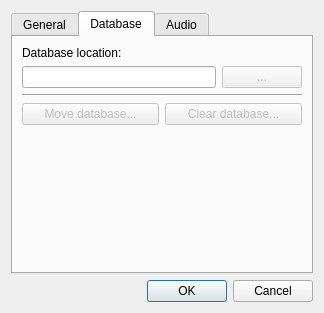
The window that samplebrowsesrc/settings.ui (MaurizioB/SampleBrowse) describes before a commit, drawn with Qt 5.
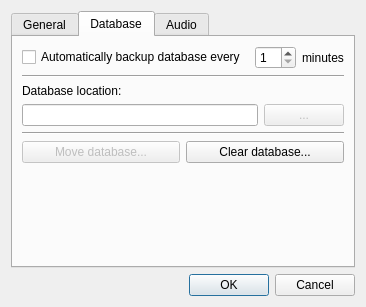
The same window after the commit. The open tabs and pages were chosen to show the change.

Commit message: Dialogs refactoring. Db clearing from settings.

Diff of the .ui file:
```diff
--- a/samplebrowsesrc/settings.ui
+++ b/samplebrowsesrc/settings.ui
@@ -6,8 +6,8 @@
    <rect>
     <x>0</x>
     <y>0</y>
-    <width>324</width>
-    <height>313</height>
+    <width>366</width>
+    <height>307</height>
    </rect>
   </property>
   <property name="windowTitle">
@@ -125,7 +125,14 @@
        <string>Database</string>
       </attribute>
       <layout class="QGridLayout" name="gridLayout_5">
-       <item row="5" column="0">
+       <item row="3" column="0" colspan="2">
+        <widget class="QLabel" name="label_3">
+         <property name="text">
+          <string>Database location:</string>
+         </property>
+        </widget>
+       </item>
+       <item row="8" column="0">
         <spacer name="verticalSpacer_3">
          <property name="orientation">
           <enum>Qt::Vertical</enum>
@@ -138,7 +145,14 @@
          </property>
         </spacer>
        </item>
-       <item row="4" column="0">
+       <item row="6" column="0" colspan="2">
+        <widget class="Line" name="line_2">
+         <property name="orientation">
+          <enum>Qt::Horizontal</enum>
+         </property>
+        </widget>
+       </item>
+       <item row="7" column="0">
         <widget class="QPushButton" name="moveDbBtn">
          <property name="enabled">
           <bool>false</bool>
@@ -148,14 +162,14 @@
          </property>
         </widget>
        </item>
-       <item row="0" column="0" colspan="2">
-        <widget class="QLabel" name="label_3">
+       <item row="7" column="1">
+        <widget class="QPushButton" name="clearDbBtn">
          <property name="text">
-          <string>Database location:</string>
+          <string>Clear database...</string>
          </property>
         </widget>
        </item>
-       <item row="2" column="0" colspan="2">
+       <item row="5" column="0" colspan="2">
         <layout class="QHBoxLayout" name="horizontalLayout">
          <item>
           <widget class="QLineEdit" name="dbPathEdit">
@@ -182,22 +196,52 @@
          </item>
         </layout>
        </item>
-       <item row="3" column="0" colspan="2">
-        <widget class="Line" name="line_2">
+       <item row="2" column="0" colspan="2">
+        <widget class="Line" name="line_3">
          <property name="orientation">
           <enum>Qt::Horizontal</enum>
          </property>
         </widget>
        </item>
-       <item row="4" column="1">
-        <widget class="QPushButton" name="clearDbBtn">
-         <property name="enabled">
-          <bool>false</bool>
-         </property>
-         <property name="text">
-          <string>Clear database...</string>
-         </property>
-        </widget>
+       <item row="0" column="0" colspan="2">
+        <layout class="QHBoxLayout" name="horizontalLayout_2">
+         <item>
+          <widget class="QCheckBox" name="dbBackupChk">
+           <property name="text">
+            <string>Automatically backup database every</string>
+           </property>
+          </widget>
+         </item>
+         <item>
+          <widget class="QSpinBox" name="dbBackupSpin">
+           <property name="sizePolicy">
+            <sizepolicy hsizetype="Maximum" vsizetype="Fixed">
+             <horstretch>0</horstretch>
+             <verstretch>0</verstretch>
+            </sizepolicy>
+           </property>
+           <property name="minimum">
+            <number>1</number>
+           </property>
+           <property name="maximum">
+            <number>60</number>
+           </property>
+          </widget>
+         </item>
+         <item>
+          <widget class="QLabel" name="label_4">
+           <property name="sizePolicy">
+            <sizepolicy hsizetype="Maximum" vsizetype="Preferred">
+             <horstretch>0</horstretch>
+             <verstretch>0</verstretch>
+            </sizepolicy>
+           </property>
+           <property name="text">
+            <string>minutes</string>
+           </property>
+          </widget>
+         </item>
+        </layout>
        </item>
       </layout>
      </widget>
```
Left out of the diff: 6 changed lines with no effect on the pictures. The commit also changes 13 other files.
